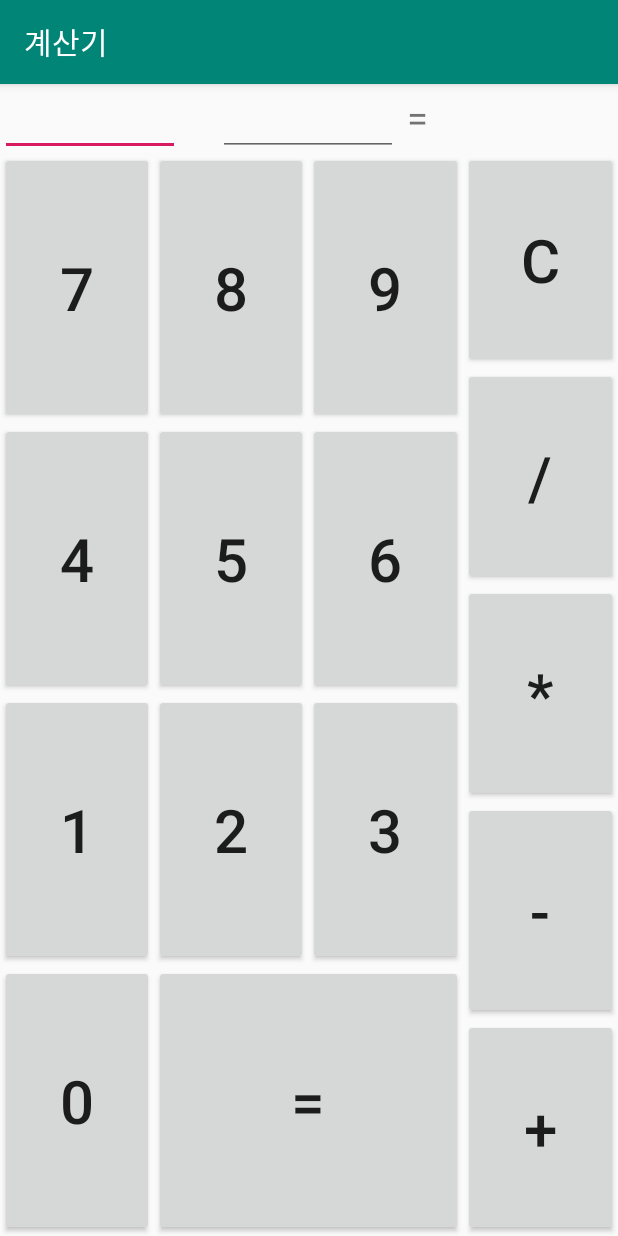
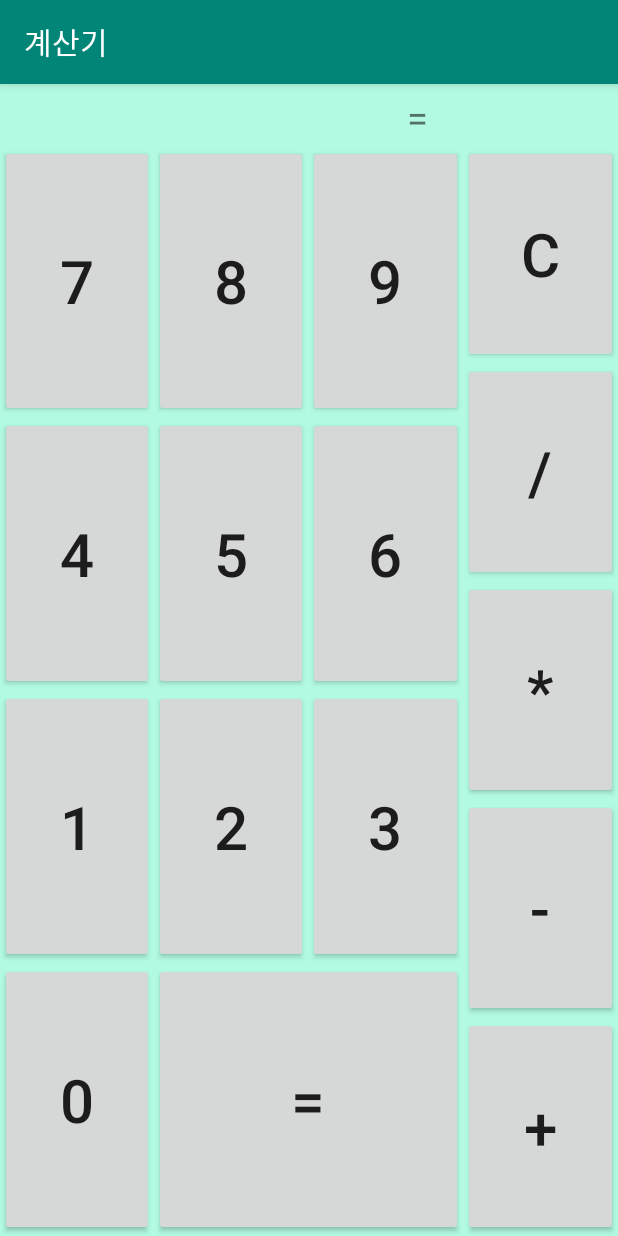
Before and after one commit to jae900/MyApplication2, an Android app: the CalcActivity screen opened directly, with no data from a screen before it, on a phone screen of 412 x 824 dp. Run offline under Robolectric (Android 15) with nearby library versions, the phone set to English and light mode, and no system bars.

Commit message:
간드앙!

```diff
--- a/app/src/main/java/com/example/user/myapplication/CalcActivity.java
+++ b/app/src/main/java/com/example/user/myapplication/CalcActivity.java
@@ -9,7 +9,7 @@ import android.widget.TextView;
 
 public class CalcActivity extends AppCompatActivity {
     private Button equals, clear;
-    private EditText firstValue, secondValue;
+    private TextView firstValue, secondValue;
     private TextView operator, result;
     @Override
     protected void onCreate(Bundle savedInstanceState) {
@@ -22,9 +22,9 @@ public class CalcActivity extends AppCompatActivity {
     public void init(){
         getSupportActionBar().setTitle("계산기");
         firstValue = findViewById(R.id.firstValue);
-        firstValue.setShowSoftInputOnFocus(false);
+        /**firstValue.setShowSoftInputOnFocus(false);**/
         secondValue=findViewById(R.id.secondValue);
-        secondValue.setShowSoftInputOnFocus(false);
+        /**secondValue.setShowSoftInputOnFocus(false);**/
         operator = findViewById(R.id.operator);
         result = findViewById(R.id.result);
 
--- a/app/src/main/res/layout/activity_calc.xml
+++ b/app/src/main/res/layout/activity_calc.xml
@@ -9,27 +9,32 @@
 
     <LinearLayout
         android:layout_width="match_parent"
-        android:layout_height="wrap_content">
-        <EditText
+        android:layout_height="wrap_content"
+        android:background="#b2fae2">
+        <TextView
             android:id="@+id/firstValue"
             android:layout_width="0dp"
             android:layout_height="wrap_content"
             android:layout_weight="1"
             android:text=""
-            android:textAlignment="center"/>
+            android:textAlignment="center"
+            android:maxLength="5"
+            android:textSize="25dp"/>
         <TextView
             android:id="@+id/operator"
             android:layout_width="25dp"
             android:layout_height="wrap_content"
             android:textSize="30dp"
             android:textAlignment="center"/>
-        <EditText
+        <TextView
             android:id="@+id/secondValue"
             android:layout_width="0dp"
             android:layout_height="wrap_content"
             android:layout_weight="1"
             android:text=""
-            android:textAlignment="center"/>
+            android:textAlignment="center"
+            android:maxLength="5"
+            android:textSize="25dp"/>
         <TextView
             android:layout_width="wrap_content"
             android:layout_height="wrap_content"
@@ -42,14 +47,16 @@
             android:layout_height="wrap_content"
             android:layout_weight="1"
             android:text=""
-            android:textAlignment="center"/>
+            android:textAlignment="center"
+            android:textSize="30dp"/>
     </LinearLayout>
 
     <LinearLayout
         android:layout_width="match_parent"
         android:layout_height="0dp"
         android:layout_weight="1"
-        android:orientation="horizontal">
+        android:orientation="horizontal"
+        android:background="#b2fae2">
 
         <LinearLayout
             android:layout_width="0dp"
```
